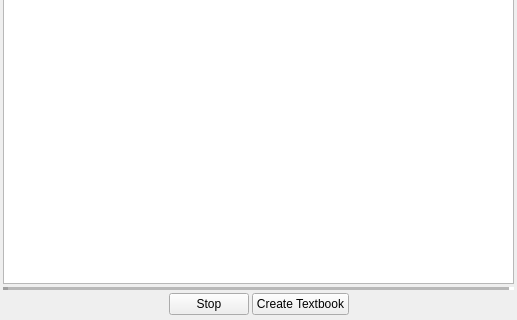
Qt form design/textdialog.ui (kokimame/joytan) before a commit; both pictures show x 0 to 517 and y 333 to 653 of the 517 by 653 pixel window.
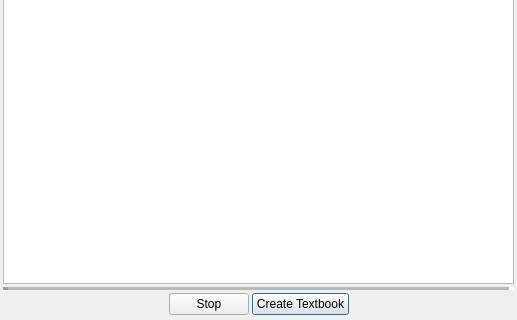
The same form after that commit.

Commit message: Specify auto default button, not by system

The edit to the form file:
```diff
--- a/design/textdialog.ui
+++ b/design/textdialog.ui
@@ -191,7 +191,7 @@
         <string>Create Textbook</string>
        </property>
        <property name="autoDefault">
-        <bool>false</bool>
+        <bool>true</bool>
        </property>
        <property name="default">
         <bool>false</bool>
```
Left out of the diff: 1 changed line with no effect on the pictures. The commit also changes 1 other file.
